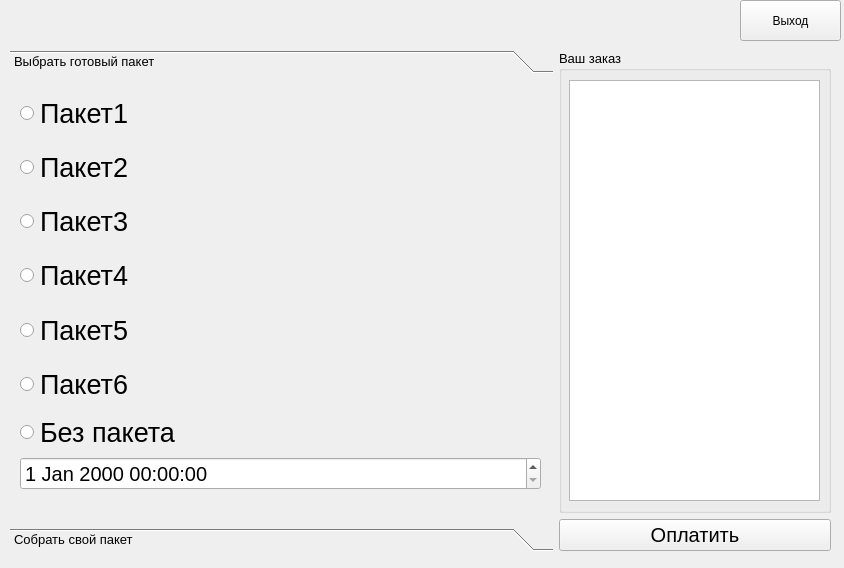
Above: Layout/VisitorWIndow.ui from TeflonDervish/Coursework before the change. Below: the same form after it.
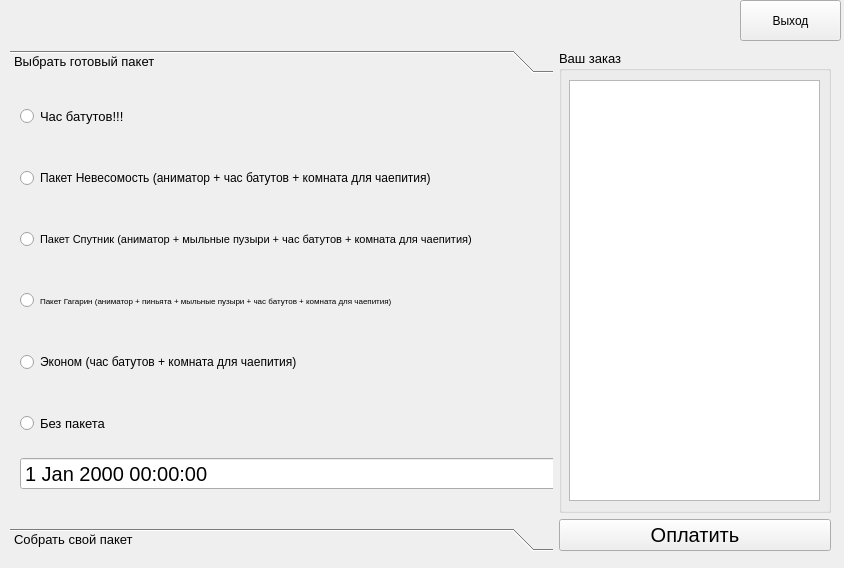
That is the form after the change.

The edit to the form file:
```diff
--- a/Layout/VisitorWIndow.ui
+++ b/Layout/VisitorWIndow.ui
@@ -75,7 +75,7 @@
           <rect>
            <x>0</x>
            <y>0</y>
-           <width>541</width>
+           <width>1518</width>
            <height>421</height>
           </rect>
          </property>
@@ -92,7 +92,7 @@
           <property name="bottomMargin">
            <number>10</number>
           </property>
-          <item row="4" column="0">
+          <item row="3" column="0">
            <widget class="QRadioButton" name="pack5">
             <property name="sizePolicy">
              <sizepolicy hsizetype="Minimum" vsizetype="Minimum">
@@ -102,15 +102,15 @@
             </property>
             <property name="font">
              <font>
-              <pointsize>20</pointsize>
+              <pointsize>6</pointsize>
              </font>
             </property>
             <property name="text">
-             <string>Пакет5</string>
+             <string>Пакет Гагарин (аниматор + пиньята + мыльные пузыри + час батутов + комната для чаепития)</string>
             </property>
            </widget>
           </item>
-          <item row="5" column="0">
+          <item row="4" column="0">
            <widget class="QRadioButton" name="pack6">
             <property name="sizePolicy">
              <sizepolicy hsizetype="Minimum" vsizetype="Minimum">
@@ -120,33 +120,15 @@
             </property>
             <property name="font">
              <font>
-              <pointsize>20</pointsize>
+              <pointsize>9</pointsize>
              </font>
             </property>
             <property name="text">
-             <string>Пакет6</string>
+             <string>Эконом (час батутов + комната для чаепития)</string>
             </property>
            </widget>
           </item>
-          <item row="3" column="0">
-           <widget class="QRadioButton" name="pack4">
-            <property name="sizePolicy">
-             <sizepolicy hsizetype="Minimum" vsizetype="Minimum">
-              <horstretch>0</horstretch>
-              <verstretch>0</verstretch>
-             </sizepolicy>
-            </property>
-            <property name="font">
-             <font>
-              <pointsize>20</pointsize>
-             </font>
-            </property>
-            <property name="text">
-             <string>Пакет4</string>
-            </property>
-           </widget>
-          </item>
-          <item row="7" column="0">
+          <item row="6" column="0">
            <widget class="QDateTimeEdit" name="packTime">
             <property name="sizePolicy">
              <sizepolicy hsizetype="Minimum" vsizetype="Fixed">
@@ -161,24 +143,6 @@
             </property>
            </widget>
           </item>
-          <item row="0" column="0">
-           <widget class="QRadioButton" name="pack1">
-            <property name="sizePolicy">
-             <sizepolicy hsizetype="Minimum" vsizetype="Minimum">
-              <horstretch>0</horstretch>
-              <verstretch>0</verstretch>
-             </sizepolicy>
-            </property>
-            <property name="font">
-             <font>
-              <pointsize>20</pointsize>
-             </font>
-            </property>
-            <property name="text">
-             <string>Пакет1</string>
-            </property>
-           </widget>
-          </item>
           <item row="1" column="0">
            <widget class="QRadioButton" name="pack2">
             <property name="sizePolicy">
@@ -189,11 +153,29 @@
             </property>
             <property name="font">
              <font>
-              <pointsize>20</pointsize>
+              <pointsize>9</pointsize>
              </font>
             </property>
             <property name="text">
-             <string>Пакет2</string>
+             <string>Пакет Невесомость (аниматор + час батутов + комната для чаепития)</string>
+            </property>
+           </widget>
+          </item>
+          <item row="0" column="0">
+           <widget class="QRadioButton" name="pack1">
+            <property name="sizePolicy">
+             <sizepolicy hsizetype="Minimum" vsizetype="Minimum">
+              <horstretch>0</horstretch>
+              <verstretch>0</verstretch>
+             </sizepolicy>
+            </property>
+            <property name="font">
+             <font>
+              <pointsize>10</pointsize>
+             </font>
+            </property>
+            <property name="text">
+             <string>Час батутов!!!</string>
             </property>
            </widget>
           </item>
@@ -207,19 +189,25 @@
             </property>
             <property name="font">
              <font>
-              <pointsize>20</pointsize>
+              <pointsize>8</pointsize>
              </font>
             </property>
             <property name="text">
-             <string>Пакет3</string>
+             <string>Пакет Спутник (аниматор + мыльные пузыри + час батутов + комната для чаепития)</string>
             </property>
            </widget>
           </item>
-          <item row="6" column="0">
+          <item row="5" column="0">
            <widget class="QRadioButton" name="packNo">
+            <property name="sizePolicy">
+             <sizepolicy hsizetype="Minimum" vsizetype="Minimum">
+              <horstretch>0</horstretch>
+              <verstretch>0</verstretch>
+             </sizepolicy>
+            </property>
             <property name="font">
              <font>
-              <pointsize>20</pointsize>
+              <pointsize>10</pointsize>
              </font>
             </property>
             <property name="text">
```
Left out of the diff: 118 changed lines with no effect on the pictures.
